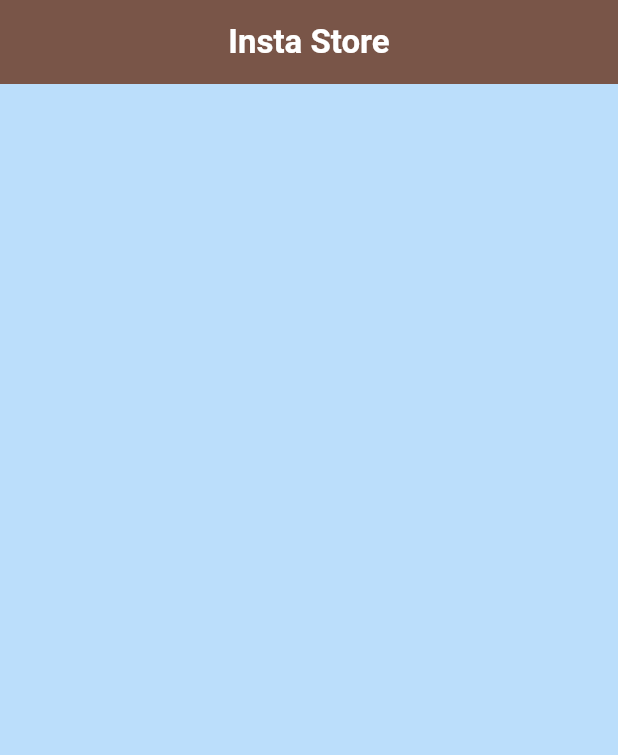
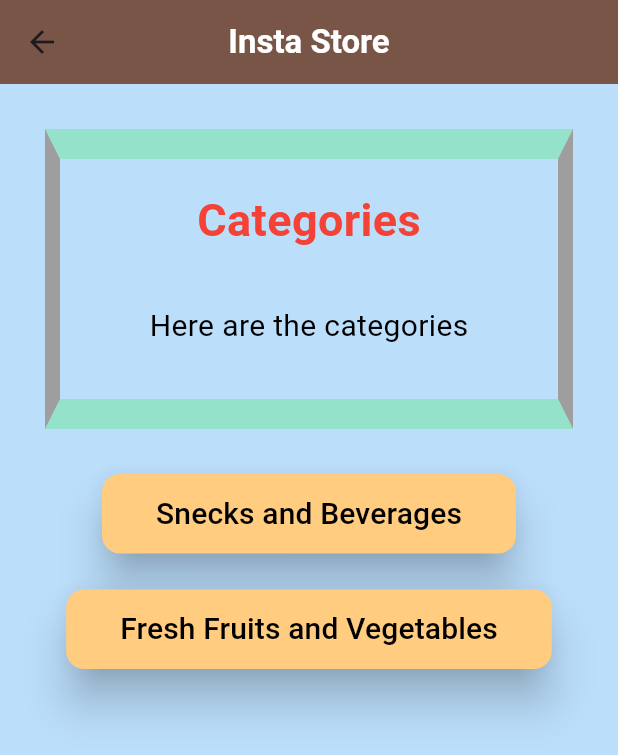
Before and after one commit to VicAy007/percipio_practice_v3, a Flutter app: the MyCategoriesPage screen opened directly, on a phone screen of 412 x 824 dp. Shown: the top 755 px of the screen. Run offline on Flutter 3.47's test engine with Material 3 defaults, Android fonts, the phone set to English and light mode, and no system bars; our stand-ins replace material_ui.

Commit message:
ajout du fichier products.dart

```diff
--- a/lib/main.dart
+++ b/lib/main.dart
@@ -1,5 +1,5 @@
 import 'package:material_ui/material_ui.dart';
-import 'package:percipio_practice_3/screens/categories.dart';
+import 'package:percipio_practice_3/screens/products.dart';
 
 void main() {
   runApp(const MyApp());
@@ -12,7 +12,7 @@ class MyApp extends StatelessWidget {
   Widget build(BuildContext context) {
     return MaterialApp(
       title: 'Insta Store',
-      home: MyCategoriesPage(),
+      home: SnacksAndBeveragesProducts(),
     );
   }
 }
--- a/lib/screens/categories.dart
+++ b/lib/screens/categories.dart
@@ -15,6 +15,78 @@ class MyCategoriesPage extends StatelessWidget {
           style: TextStyle(color: Colors.white, fontWeight: FontWeight.bold),
         ),
       ),
+      body: Column(
+        children: [
+          Container(
+            height: 200.0,
+            margin: const EdgeInsets.all(30),
+            alignment: Alignment.center,
+            decoration: const BoxDecoration(
+              border: Border(
+                left: BorderSide(color: Colors.grey, width: 10.0),
+                right: BorderSide(color: Colors.grey, width: 10.0),
+                top: BorderSide(color: Color(0x776ae792), width: 20.0),
+                bottom: BorderSide(color: Color(0x776ae792), width: 20.0),
+              ),
+            ),
+            child: Column(
+              mainAxisAlignment: MainAxisAlignment.spaceEvenly,
+              children: const [
+                Text(
+                  'Categories',
+                  style: TextStyle(
+                    fontSize: 30,
+                    fontWeight: FontWeight.bold,
+                    color: Colors.red,
+                  ),
+                ),
+                Padding(
+                  padding: EdgeInsets.all(15),
+                  child: Text(
+                    'Here are the categories',
+                    style: TextStyle(fontSize: 20, color: Colors.black),
+                  ),
+                ),
+              ],
+            ),
+          ),
+          ElevatedButton(
+            style: ElevatedButton.styleFrom(
+              elevation: 12,
+              shape: RoundedRectangleBorder(
+                borderRadius: BorderRadius.circular(12),
+              ),
+              backgroundColor: Colors.orange[200],
+            ),
+            onPressed: () {},
+            child: const Padding(
+              padding: EdgeInsets.all(12.0),
+              child: Text(
+                'Snecks and Beverages',
+                style: TextStyle(fontSize: 20, color: Colors.black),
+              ),
+            ),
+          ),
+          const SizedBox(height: 24),
+          ElevatedButton(
+            style: ElevatedButton.styleFrom(
+              elevation: 12,
+              shape: RoundedRectangleBorder(
+                borderRadius: BorderRadius.circular(12),
+              ),
+              backgroundColor: Colors.orange[200],
+            ),
+            onPressed: () {},
+            child: const Padding(
+              padding: EdgeInsets.all(12.0),
+              child: Text(
+                'Fresh Fruits and Vegetables',
+                style: TextStyle(fontSize: 20, color: Colors.black),
+              ),
+            ),
+          ),
+        ],
+      ),
     );
   }
 }
--- a/pubspec.yaml
+++ b/pubspec.yaml
@@ -59,9 +59,9 @@ flutter:
   uses-material-design: true
 
   # To add assets to your application, add an assets section, like this:
-  # assets:
-  #   - images/a_dot_burr.jpeg
-  #   - images/a_dot_ham.jpeg
+  assets:
+    - images/
+    - images/profiles/
 
   # An image asset can refer to one or more resolution-specific "variants", see
   # https://flutter.dev/to/resolution-aware-images
```
Also changed, not shown: lib/screens/products.dart (added, +105 -0 lines).
